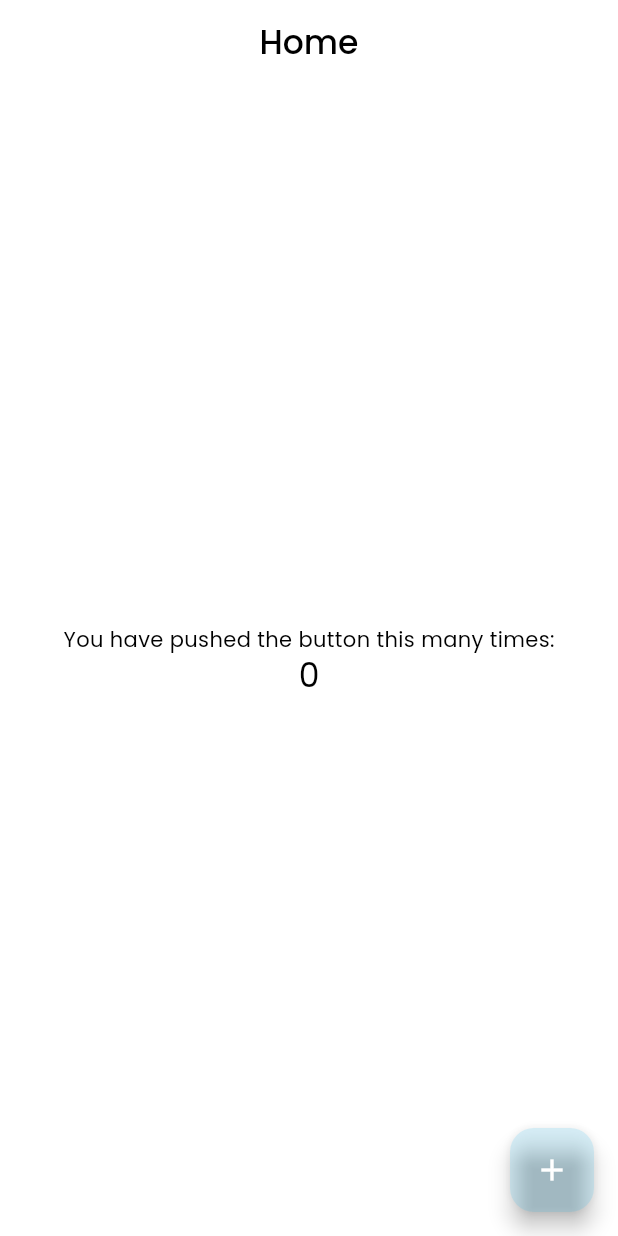
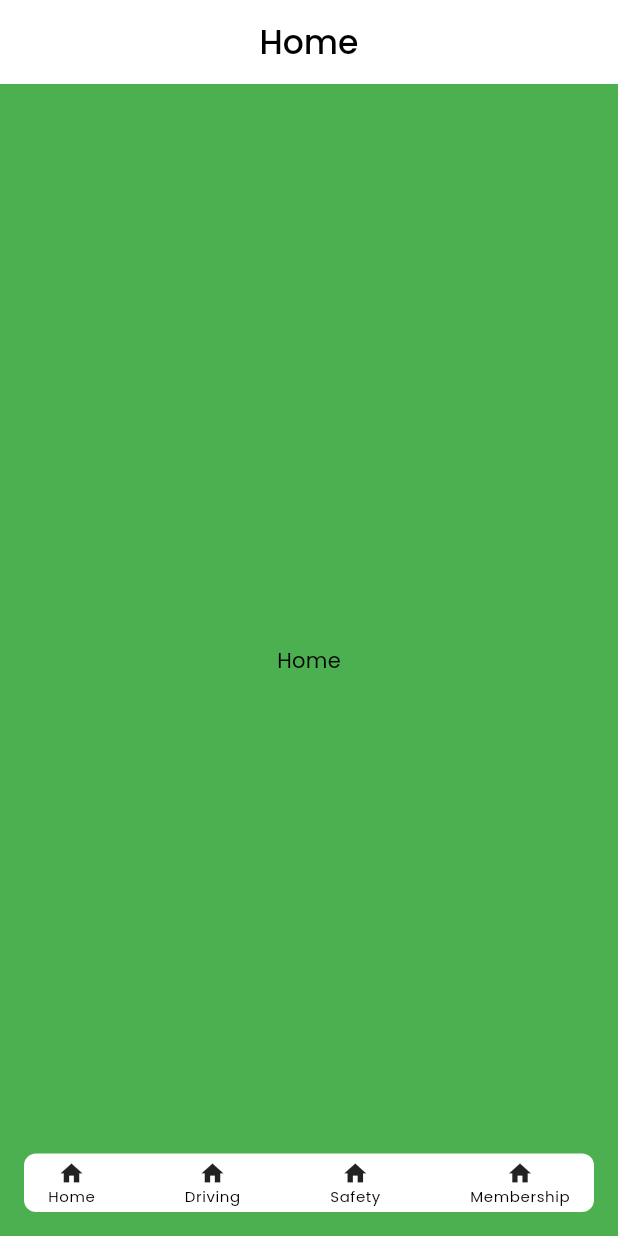
Before and after one commit to M-Talha4/basic_structure, a Flutter app: the screen it shows after launch, on a phone screen of 412 x 824 dp. Run offline on Flutter 3.47's test engine with Material 3 defaults, Android fonts, the phone set to English and light mode, and no system bars; drawn by our look-alikes of loader_overlay; our stand-ins replace go_router, google_fonts, shared_preferences.

Commit message:
updated 18 sep

```diff
--- a/lib/main.dart
+++ b/lib/main.dart
@@ -19,6 +19,8 @@ class MyApp extends StatelessWidget {
         debugShowCheckedModeBanner: false,
         scaffoldMessengerKey: scaffoldMessengerKey,
         theme: AppTheme.instance.lightTheme,
+        darkTheme: AppTheme.instance.darkTheme,
+        themeMode: ThemeMode.system,
         routerDelegate: MyAppRouter.router.routerDelegate,
         routeInformationParser: MyAppRouter.router.routeInformationParser,
         routeInformationProvider: MyAppRouter.router.routeInformationProvider,
--- a/lib/src/common/constants/global_variables.dart
+++ b/lib/src/common/constants/global_variables.dart
@@ -7,9 +7,6 @@ TextTheme textTheme(context) => Theme.of(context).textTheme;
 final scaffoldMessengerKey = GlobalKey<ScaffoldMessengerState>();
 
 const String isFirstTimeText = 'isFirstTime';
-const String isTenantText = 'isTenant';
-const String isAdminText = 'isAdmin';
+const String isUserText = 'isUser';
 const String isLoggedInText = 'isLoggedIn';
-const String landlordPropertyAddedText = 'propertyAdded';
 const String emailText = 'email';
-const String passwordText = 'password';
--- a/lib/src/common/constants/static_data.dart
+++ b/lib/src/common/constants/static_data.dart
@@ -1,9 +1,6 @@
 class StaticData {
   static bool isFirstTime = true;
-  static bool isTenant = true;
-  static bool isAdmin = false;
+  static bool isUser = true;
   static bool isLoggedIn = false;
-  static bool landlordPropertyAdded = true;
   static String email = '';
-  static String password = '';
 }
--- a/lib/src/features/home/pages/home_pages.dart
+++ b/lib/src/features/home/pages/home_pages.dart
@@ -1,3 +1,4 @@
+import 'package:basic_structure/src/common/constants/global_variables.dart';
 import 'package:flutter/material.dart';
 
 class HomePage extends StatefulWidget {
@@ -8,40 +9,67 @@ class HomePage extends StatefulWidget {
 }
 
 class _HomePageState extends State<HomePage> {
-  int _counter = 0;
+  int currentIndex = 0;
+  List<Widget> pages = [
+    const Center(child: Text('Home')),
+    const Center(child: Text('Driving')),
+    const Center(child: Text('Safety')),
+    const Center(child: Text('Membership')),
+  ];
 
-  void _incrementCounter() {
-    setState(() {
-      _counter++;
-    });
-  }
+  List<BottomNavBarItem> bottomItems = [
+    BottomNavBarItem(title: 'Home', icon: Icons.home),
+    BottomNavBarItem(title: 'Driving', icon: Icons.home),
+    BottomNavBarItem(title: 'Safety', icon: Icons.home),
+    BottomNavBarItem(title: 'Membership', icon: Icons.home),
+  ];
 
   @override
   Widget build(BuildContext context) {
     return Scaffold(
+        backgroundColor: Colors.green,
         appBar: AppBar(
           centerTitle: true,
           title: const Text('Home'),
         ),
-      body: Center(
+        body: pages[currentIndex],
+        floatingActionButton: Container(
+          margin: const EdgeInsets.only(left: 32),
+          padding: const EdgeInsets.symmetric(horizontal: 16, vertical: 4),
+          decoration: BoxDecoration(
+              color: colorScheme(context).surface,
+              borderRadius: BorderRadius.circular(8)),
+          child: Row(
+            mainAxisAlignment: MainAxisAlignment.spaceBetween,
+            children: bottomItems.asMap().entries.map((item) {
+              return InkWell(
+                onTap: () => setState(() {
+                  currentIndex = item.key;
+                }),
                 child: Column(
-          mainAxisAlignment: MainAxisAlignment.center,
-          children: <Widget>[
-            const Text(
-              'You have pushed the button this many times:',
+                  mainAxisSize: MainAxisSize.min,
+                  children: [
+                    Icon(
+                      item.value.icon,
+                      size: 18,
                     ),
                     Text(
-              '$_counter',
-              style: Theme.of(context).textTheme.headlineMedium,
+                      item.value.title,
+                      style:
+                          textTheme(context).bodySmall?.copyWith(fontSize: 10),
                     ),
                   ],
                 ),
+              );
+            }).toList(),
           ),
-      floatingActionButton: FloatingActionButton(
-        onPressed: _incrementCounter,
-        tooltip: 'Increment',
-        child: const Icon(Icons.add),
-      ),
-    );
+        ));
   }
 }
+
+class BottomNavBarItem {
+  final String title;
+  final IconData icon;
+
+  BottomNavBarItem({required this.title, required this.icon});
+}
--- a/lib/src/router/routes.dart
+++ b/lib/src/router/routes.dart
@@ -1,4 +1,5 @@
 import 'package:basic_structure/src/features/home/pages/home_pages.dart';
+import 'package:basic_structure/src/features/splash_page.dart';
 import 'package:flutter/material.dart';
 import 'package:go_router/go_router.dart';
 
@@ -7,8 +8,17 @@ import 'route_transition.dart';
 
 class MyAppRouter {
   static final router = GoRouter(
-    initialLocation: '/${AppRoute.home}',
+    initialLocation: '/${AppRoute.splash}',
     routes: [
+      GoRoute(
+        name: AppRoute.splash,
+        path: '/${AppRoute.splash}',
+        pageBuilder: (context, state) => buildPageWithFadeTransition<void>(
+          context: context,
+          state: state,
+          child: const SplashPage(),
+        ),
+      ),
       GoRoute(
         name: AppRoute.home,
         path: '/${AppRoute.home}',
@@ -34,5 +44,6 @@ class MyAppRouter {
 
 class AppRoute {
   static const String errorPage = 'error-page';
+  static const String splash = 'splash';
   static const String home = 'home';
 }
--- a/lib/src/theme/theme.dart
+++ b/lib/src/theme/theme.dart
@@ -23,4 +23,11 @@ class AppTheme {
       textTheme: appTextTheme,
     );
   }
+
+  ThemeData get darkTheme {
+    return ThemeData(
+      useMaterial3: true,
+      brightness: Brightness.dark,
+    );
+  }
 }
```
Also changed, not shown: lib/src/common/utils/shared_preference_helper.dart (+13 -17 lines), lib/src/features/splash_page.dart (added, +83 -0 lines). Lines whose indentation alone changed are shown as unchanged.
